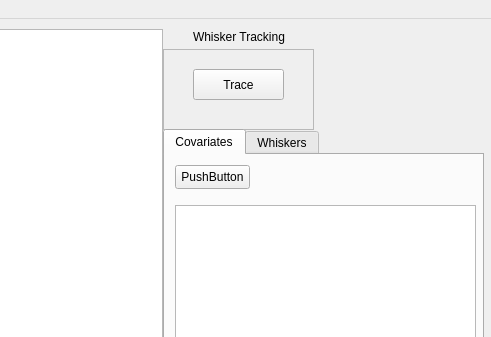
paulmthompson/WhiskerToolbox, file src/mainwindow.ui: the form before one commit; both pictures show x 477 to 968 and y 0 to 337 of the 968 by 635 pixel window.
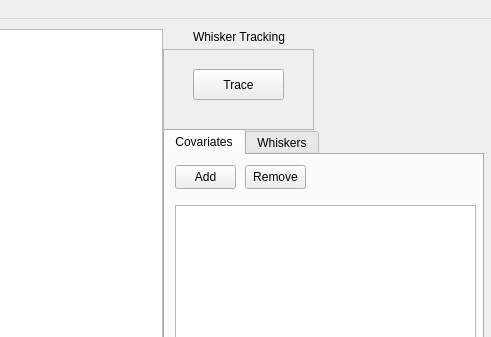
The form after the commit. Icons and pictures are not drawn.

```diff
--- a/src/mainwindow.ui
+++ b/src/mainwindow.ui
@@ -246,12 +246,12 @@
        <rect>
         <x>10</x>
         <y>10</y>
-        <width>75</width>
+        <width>61</width>
         <height>24</height>
        </rect>
       </property>
       <property name="text">
-       <string>PushButton</string>
+       <string>Add</string>
       </property>
      </widget>
      <widget class="QListWidget" name="listWidget">
@@ -264,6 +264,19 @@
        </rect>
       </property>
      </widget>
+     <widget class="QPushButton" name="pushButton_2">
+      <property name="geometry">
+       <rect>
+        <x>80</x>
+        <y>10</y>
+        <width>61</width>
+        <height>24</height>
+       </rect>
+      </property>
+      <property name="text">
+       <string>Remove</string>
+      </property>
+     </widget>
     </widget>
     <widget class="QWidget" name="tab_2">
      <attribute name="title">
```
